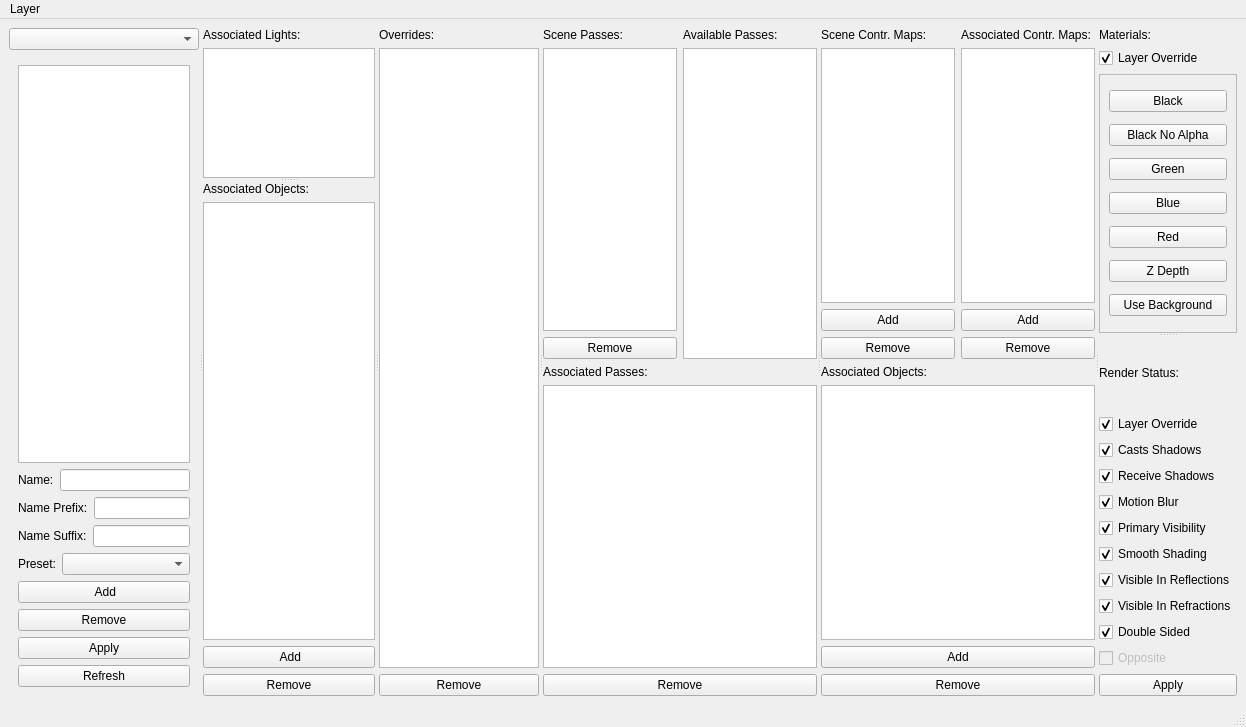
First picture: the form in Maya/Python/digital37/maya/lighting/MRRenderLayerPassManager.ui, repository Meglen56/digital37, before the edit.
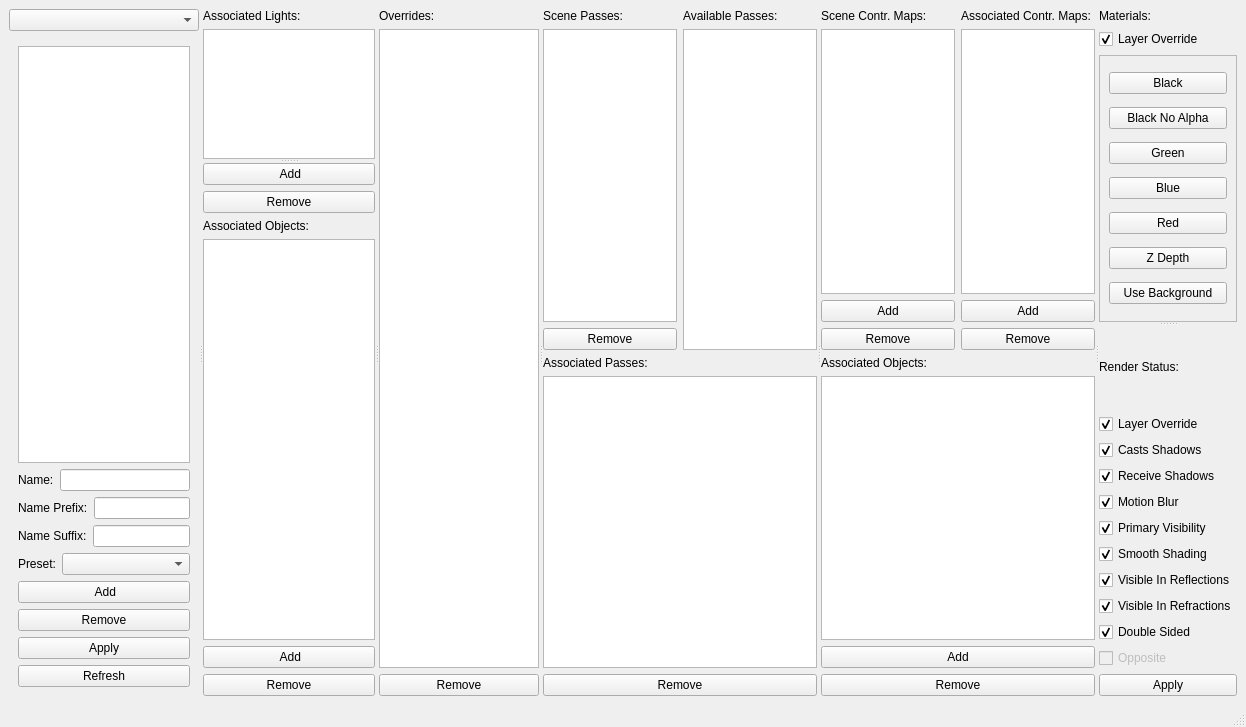
Second picture: the form after the edit.

Commit message: add menu action

```diff
--- a/Maya/Python/digital37/maya/lighting/MRRenderLayerPassManager.ui
+++ b/Maya/Python/digital37/maya/lighting/MRRenderLayerPassManager.ui
@@ -232,6 +232,20 @@
           </widget>
           <widget class="QWidget" name="layoutWidget_2">
            <layout class="QVBoxLayout" name="verticalLayout_3">
+            <item>
+             <widget class="QPushButton" name="pushButton_AL_add">
+              <property name="text">
+               <string>                      Add                     </string>
+              </property>
+             </widget>
+            </item>
+            <item>
+             <widget class="QPushButton" name="pushButton_AL_remove">
+              <property name="text">
+               <string>Remove</string>
+              </property>
+             </widget>
+            </item>
             <item>
              <widget class="QLabel" name="label_OBJ">
               <property name="text">
@@ -592,7 +606,7 @@
                  <x>0</x>
                  <y>0</y>
                  <width>136</width>
-                 <height>266</height>
+                 <height>274</height>
                 </rect>
                </property>
                <layout class="QVBoxLayout" name="verticalLayout_6">
@@ -790,24 +804,6 @@
    </layout>
   </widget>
   <widget class="QStatusBar" name="statusbar"/>
-  <widget class="QMenuBar" name="menuBar">
-   <property name="geometry">
-    <rect>
-     <x>0</x>
-     <y>0</y>
-     <width>1246</width>
-     <height>18</height>
-    </rect>
-   </property>
-   <widget class="QMenu" name="menuFIle">
-    <property name="title">
-     <string>Layer</string>
-    </property>
-    <addaction name="actionImport_Layers"/>
-    <addaction name="actionExport_Layers"/>
-   </widget>
-   <addaction name="menuFIle"/>
-  </widget>
   <action name="actionImport_Layers">
    <property name="text">
     <string>Import Layers </string>
```
Left out of the diff: 5 changed lines with no effect on the pictures. The commit also changes 3 other files.
